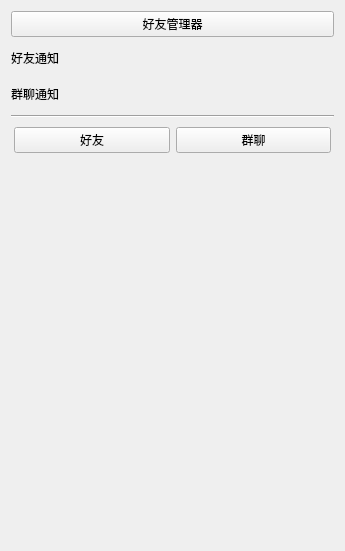
First picture: the form in QQ-Client/MainWidget/ContactPage/ContactList.ui, repository rtomway/Qt-QQ, before the edit.
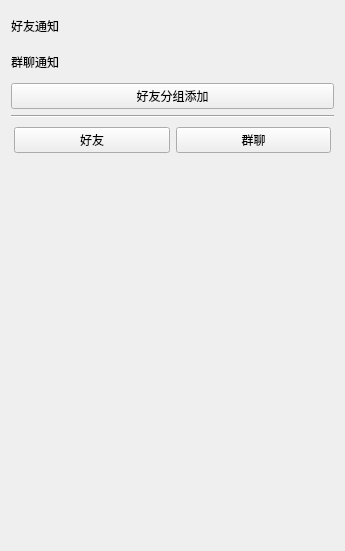
Second picture: the form after the edit.

The edit to the form file:
```diff
--- a/QQ-Client/MainWidget/ContactPage/ContactList.ui
+++ b/QQ-Client/MainWidget/ContactPage/ContactList.ui
@@ -14,13 +14,6 @@
    <string>Form</string>
   </property>
   <layout class="QVBoxLayout" name="verticalLayout">
-   <item>
-    <widget class="QPushButton" name="friendmanage">
-     <property name="text">
-      <string>好友管理器</string>
-     </property>
-    </widget>
-   </item>
    <item>
     <widget class="QWidget" name="fInformWidget" native="true">
      <layout class="QHBoxLayout" name="horizontalLayout_2">
@@ -129,6 +122,13 @@
      </layout>
     </widget>
    </item>
+   <item>
+    <widget class="QPushButton" name="friendmanage">
+     <property name="text">
+      <string>好友分组添加</string>
+     </property>
+    </widget>
+   </item>
    <item>
     <widget class="Line" name="line">
      <property name="orientation">
```
